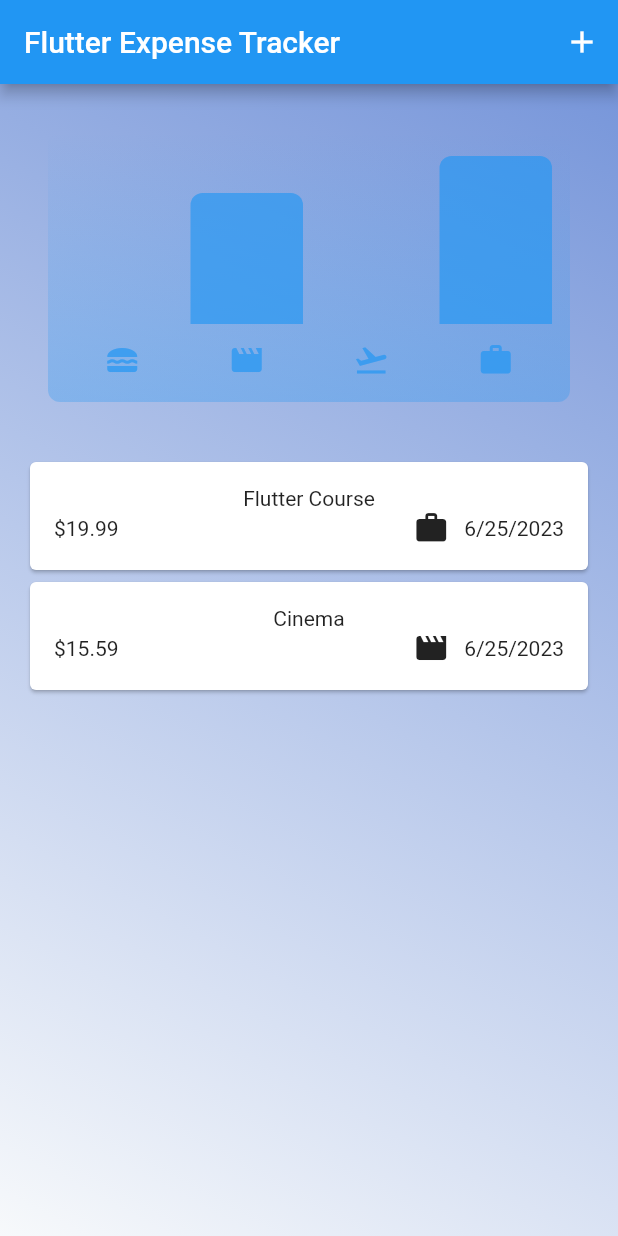
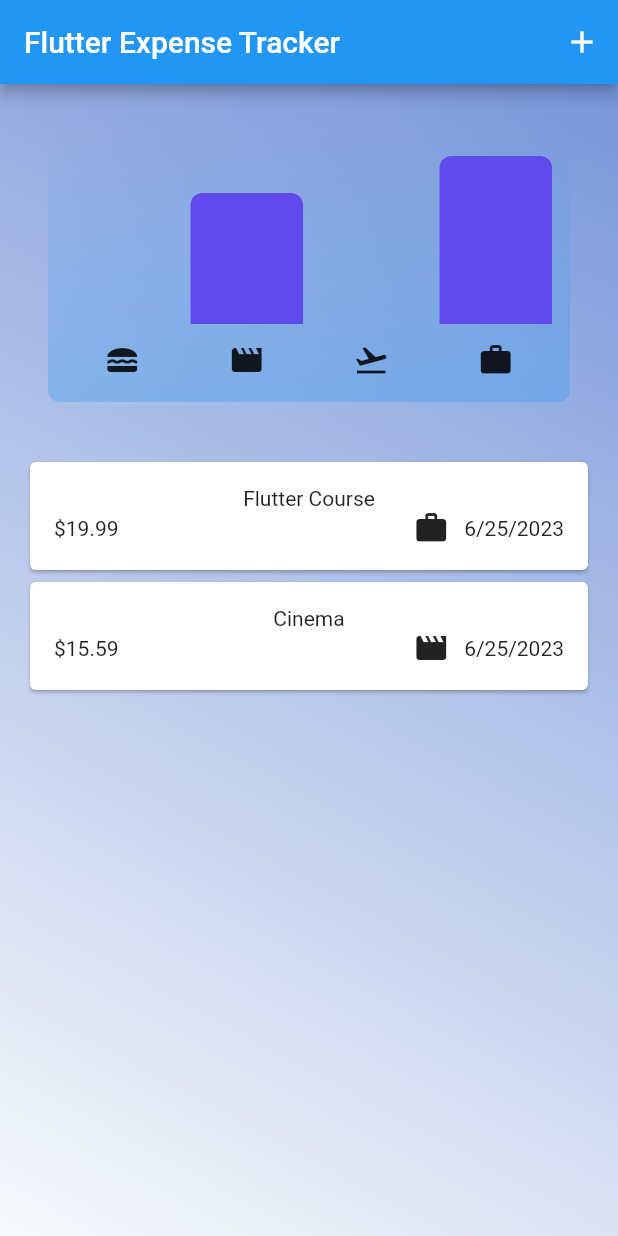
Before and after one commit to Dianagit168/Happy_Mobile, a Flutter app: the screen it shows after launch, on a phone screen of 412 x 824 dp. Run offline on Flutter 3.47's test engine with Material 2 defaults, Android fonts, the phone set to English and light mode, and no system bars.

Commit message:
change colors

```diff
--- a/lib/chart/chart.dart
+++ b/lib/chart/chart.dart
@@ -9,6 +9,7 @@ class Chart extends StatelessWidget {
   final List<Expense> expenses;
 
   List<ExpenseColoection> get buckets {
+    //I don't know
     return [
       ExpenseColoection.forCategory(expenses, Categories.food),
       ExpenseColoection.forCategory(expenses, Categories.leisure),
@@ -31,8 +32,8 @@ class Chart extends StatelessWidget {
 
   @override
   Widget build(BuildContext context) {
-    final isDarkMode =
-        MediaQuery.of(context).platformBrightness == Brightness.dark;
+    // final isDarkMode =
+    //     MediaQuery.of(context).platformBrightness == Brightness.dark;
     return Container(
       margin: const EdgeInsets.all(16),
       padding: const EdgeInsets.symmetric(
@@ -76,12 +77,12 @@ class Chart extends StatelessWidget {
                       padding: const EdgeInsets.symmetric(horizontal: 4),
                       child: Icon(
                         categoriesIcon[bucket.category],
-                        color: isDarkMode
-                            ? Theme.of(context).colorScheme.secondary
-                            : Theme.of(context)
-                                .colorScheme
-                                .primary
-                                .withOpacity(0.7),
+                        // color: isDarkMode
+                        //     ? Theme.of(context).colorScheme.secondary
+                        //     : Theme.of(context)
+                        //         .colorScheme
+                        //         .primary
+                        //         .withOpacity(0.7),
                       ),
                     ),
                   ),
--- a/lib/chart/chart_bar.dart
+++ b/lib/chart/chart_bar.dart
@@ -24,7 +24,7 @@ class ChartBar extends StatelessWidget {
                   const BorderRadius.vertical(top: Radius.circular(8)),
               color: isDarkMode
                   ? Theme.of(context).colorScheme.secondary
-                  : Theme.of(context).colorScheme.primary.withOpacity(0.65),
+                  : const Color.fromARGB(255, 96, 74, 236),
             ),
           ),
         ),
--- a/lib/model/expense.dart
+++ b/lib/model/expense.dart
@@ -6,6 +6,7 @@ const uuid = Uuid();
 final formatter = DateFormat.yMd();
 
 enum Categories {
+  // What is enum
   food,
   travel,
   leisure,
@@ -13,6 +14,7 @@ enum Categories {
 }
 
 const categoriesIcon = {
+  // I don't know
   Categories.food: Icons.lunch_dining,
   Categories.travel: Icons.flight_takeoff,
   Categories.leisure: Icons.movie,
@@ -40,10 +42,11 @@ class Expense {
 
 class ExpenseColoection {
   final Categories? category;
-  final List<Expense?> expenses;
+  final List<Expense?> expenses; //the same class ExpenseList
 
   ExpenseColoection(this.category, this.expenses);
-  ExpenseColoection.forCategory(List<Expense> allExpenses, this.category)
+  ExpenseColoection.forCategory(
+      List<Expense> allExpenses, this.category) //I don't know
       : expenses = allExpenses
             .where((expense) => expense.categories == category)
             .toList();
--- a/lib/widgets/expense_list/expenses_item.dart
+++ b/lib/widgets/expense_list/expenses_item.dart
@@ -3,7 +3,7 @@ import 'package:ui/model/expense.dart';
 
 class ExpensesItem extends StatelessWidget {
   const ExpensesItem({Key? key, required this.expense}) : super(key: key);
-  final Expense expense;
+  final Expense? expense;
 
   @override
   Widget build(BuildContext context) {
@@ -12,16 +12,16 @@ class ExpensesItem extends StatelessWidget {
         padding: const EdgeInsets.all(16.0),
         child: Column(
           children: [
-            Text('${expense.title}'),
+            Text('${expense!.title}'),
             Row(
               children: [
-                Text('\$${expense.amount!.toStringAsFixed(2)}'),
+                Text('\$${expense!.amount!.toStringAsFixed(2)}'),
                 const Spacer(),
                 Row(
                   children: [
-                    Icon(categoriesIcon[expense.categories]),
+                    Icon(categoriesIcon[expense!.categories]),
                     const SizedBox(width: 10),
-                    Text(expense.formattedDate),
+                    Text(expense!.formattedDate),
                   ],
                 ),
               ],
--- a/lib/widgets/expense_list/expenses_list.dart
+++ b/lib/widgets/expense_list/expenses_list.dart
@@ -1,4 +1,3 @@
-import 'package:flutter/cupertino.dart';
 import 'package:flutter/material.dart';
 import 'package:ui/model/expense.dart';
 import 'package:ui/widgets/expense_list/expenses_item.dart';
@@ -21,11 +20,11 @@ class ExpenseList extends StatelessWidget {
             onRemoveItem(expenses[index]);
           },
           background: Container(
-            decoration: const BoxDecoration(
+            decoration: BoxDecoration(
               gradient: LinearGradient(
                 colors: [
-                  Color.fromARGB(255, 205, 14, 14),
-                  Color.fromARGB(255, 202, 148, 148)
+                  Theme.of(context).colorScheme.primary.withOpacity(0.2),
+                  Theme.of(context).colorScheme.primary.withOpacity(0.0)
                 ],
                 begin: Alignment.topLeft,
                 end: Alignment.topRight,
```
Also changed, not shown: lib/view/expenses.dart (+8 -13 lines).
